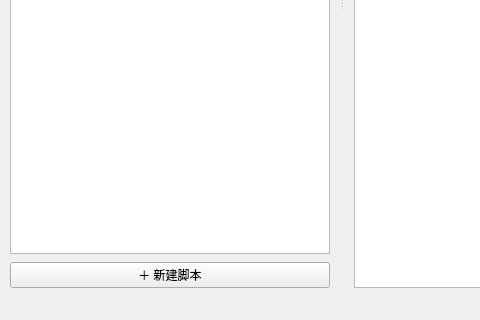
Before: the Qt Designer form hotkey/ui/forms/main_window.ui in Qiuxile/HotKey, drawn with Qt 5; both pictures show x 0 to 480 and y 320 to 640 of the 1120 by 640 pixel window.
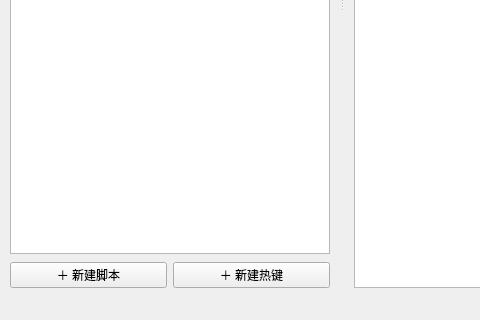
After: the same form once the commit is applied. Custom widgets are drawn as their Qt base class.

Commit message: feat: multi-hotkey files, flow category and drag preview

```diff
--- a/hotkey/ui/forms/main_window.ui
+++ b/hotkey/ui/forms/main_window.ui
@@ -51,6 +51,12 @@
          <height>0</height>
         </size>
        </property>
+       <property name="maximumSize">
+        <size>
+         <width>400</width>
+         <height>16777215</height>
+        </size>
+       </property>
        <layout class="QVBoxLayout" name="listLayout">
         <property name="spacing">
          <number>8</number>
@@ -100,11 +106,28 @@
          </widget>
         </item>
         <item>
+         <layout class="QHBoxLayout" name="newScriptRow">
+          <property name="spacing">
+           <number>6</number>
+          </property>
+          <item>
          <widget class="QPushButton" name="btnNewScript">
           <property name="text">
            <string>＋ 新建脚本</string>
           </property>
          </widget>
+          </item>
+          <item>
+           <widget class="QPushButton" name="btnNewHotkey">
+            <property name="text">
+             <string>＋ 新建热键</string>
+            </property>
+            <property name="toolTip">
+             <string>在当前 .hk 文件中追加一个热键</string>
+            </property>
+           </widget>
+          </item>
+         </layout>
         </item>
        </layout>
       </widget>
```
Lines whose indentation alone changed are shown as unchanged. The commit also changes 15 other files.
